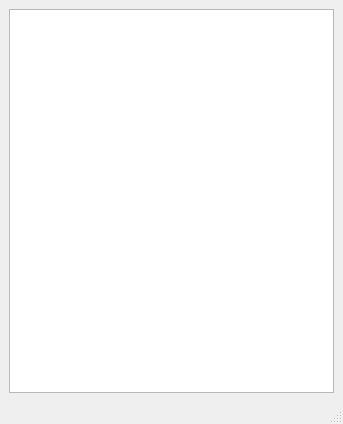
Old version of the form src/ui/ColorChooser.ui in the repository Rowanion/ColorChooser.
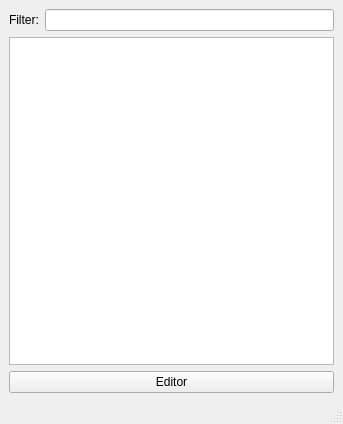
New version of the form.

Commit message: [Added] r-click menus for copying color as byte- and float vector [Added] editor button that opens a color editor [Added] float spinboxes to colorEditor [Added] html field with alpha to editor

```diff
--- a/src/ui/ColorChooser.ui
+++ b/src/ui/ColorChooser.ui
@@ -15,6 +15,20 @@
   </property>
   <widget class="QWidget" name="centralwidget">
    <layout class="QVBoxLayout" name="verticalLayout">
+    <item>
+     <layout class="QHBoxLayout" name="horizontalLayout">
+      <item>
+       <widget class="QLabel" name="label">
+        <property name="text">
+         <string>Filter:</string>
+        </property>
+       </widget>
+      </item>
+      <item>
+       <widget class="QLineEdit" name="lineEdit"/>
+      </item>
+     </layout>
+    </item>
     <item>
      <widget class="QTableView" name="tableView">
       <property name="editTriggers">
@@ -49,6 +63,13 @@
       </attribute>
      </widget>
     </item>
+    <item>
+     <widget class="QPushButton" name="pb_editor">
+      <property name="text">
+       <string>Editor</string>
+      </property>
+     </widget>
+    </item>
    </layout>
   </widget>
   <widget class="QMenuBar" name="menubar">
```
Left out of the diff: 2 changed lines with no effect on the pictures. The commit also changes 5 other files.
